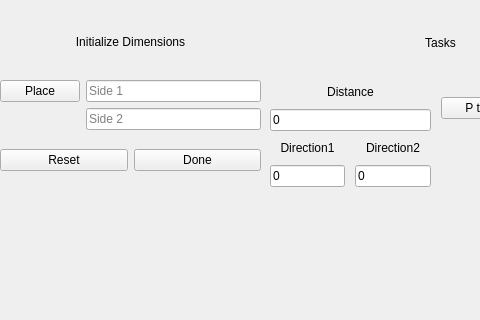
The window that catkin_ws/src/rqt_custom_gui/resource/form.ui (ColeDewis/CMPUT428-Project) describes before a commit, drawn with Qt 5; both pictures show x 0 to 480 and y 0 to 320 of the 1055 by 596 pixel window.
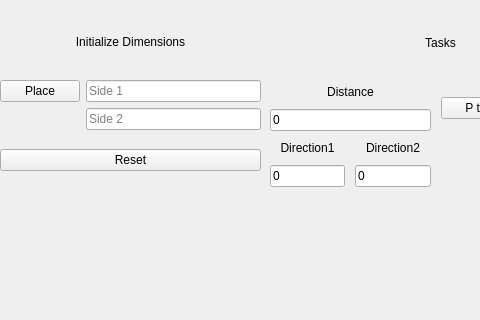
The same window after the commit.

Commit message: UI overall sucks less

Diff of the .ui file:
```diff
--- a/catkin_ws/src/rqt_custom_gui/resource/form.ui
+++ b/catkin_ws/src/rqt_custom_gui/resource/form.ui
@@ -198,13 +198,6 @@
         </property>
        </widget>
       </item>
-      <item>
-       <widget class="QPushButton" name="DoneDis">
-        <property name="text">
-         <string>Done</string>
-        </property>
-       </widget>
-      </item>
      </layout>
     </item>
    </layout>
```
The commit also changes 3 other files.
